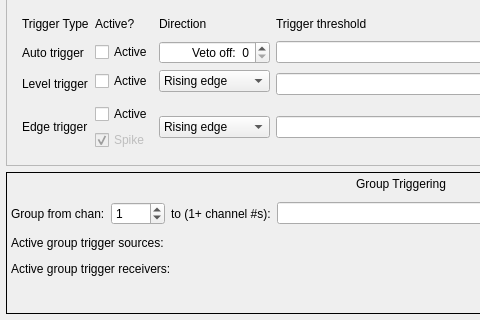
Above: dastardcommander/ui/trigger_config.ui from usnistgov/dastardcommander before the change; both pictures show x 0 to 480 and y 208 to 528 of the 802 by 528 pixel window. Below: the same form after it.
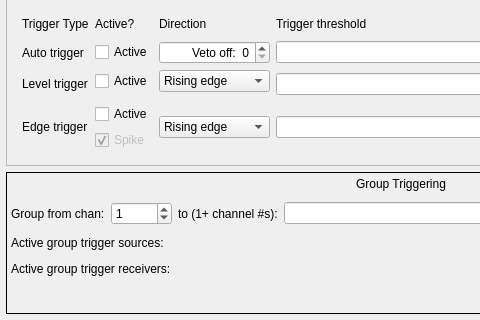
That is the form after the change.

Commit message:
Allow channels from [0, 65535] to cause group trig
Fixes #171

Patch:
```diff
--- a/dastardcommander/ui/trigger_config.ui
+++ b/dastardcommander/ui/trigger_config.ui
@@ -798,7 +798,10 @@
            <string>Let this channel cause group triggers</string>
           </property>
           <property name="maximum">
-           <number>9999</number>
+           <number>65535</number>
+          </property>
+          <property name="minimum">
+           <number>0</number>
           </property>
           <property name="value">
            <number>1</number>
```
